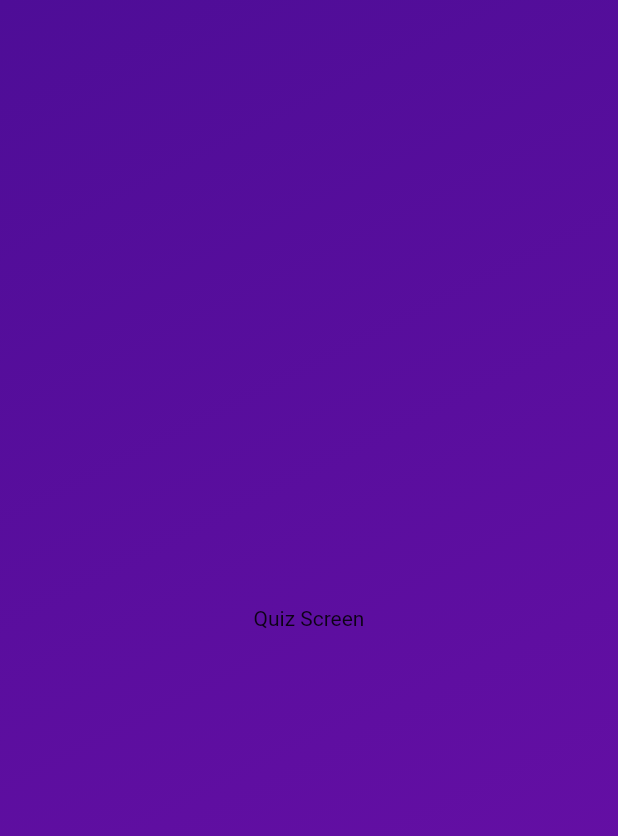
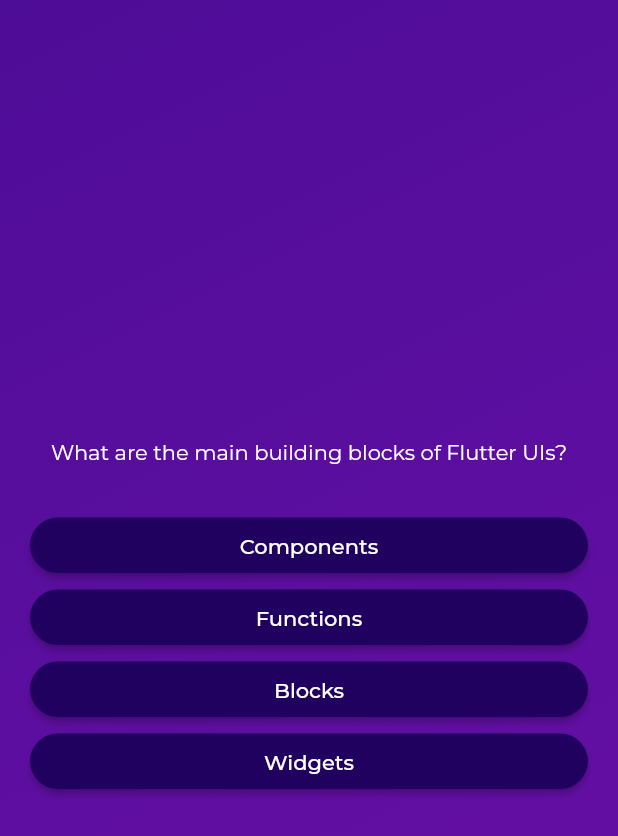
Before and after one commit to adhamalihassan/flutter-training, a Flutter app: the screen it shows after launch, after a tap on "start quiz", on a phone screen of 412 x 824 dp. Shown: the top 836 px of the screen. Run offline on Flutter 3.47's test engine with Material 2 defaults, Android fonts, the phone set to English and light mode, and no system bars; our stand-ins replace google_fonts.

Commit message:
final peoject

```diff
--- /dev/null
+++ b/lib/answer_button.dart
@@ -0,0 +1,37 @@
+import 'package:flutter/material.dart';
+import 'package:google_fonts/google_fonts.dart';
+
+class AnswerButton extends StatelessWidget {
+  final String text;
+  final void Function() onTap;
+  const AnswerButton({super.key, required this.text, required this.onTap});
+
+  @override
+  Widget build(BuildContext context) {
+    return ElevatedButton(
+      onPressed: onTap,
+      style: ElevatedButton.styleFrom(
+        backgroundColor: const Color.fromARGB(
+          255,
+          33,
+          1,
+          95,
+        ),
+        padding: const EdgeInsets.symmetric(
+          vertical: 10,
+          horizontal: 40,
+        ),
+        foregroundColor: Colors.white,
+        shape: RoundedRectangleBorder(
+          borderRadius: BorderRadius.circular(40.0),
+        ),
+      ),
+      child: Text(
+        text,
+        style: GoogleFonts.montserrat(
+          color: Colors.white,
+        ),
+      ),
+    );
+  }
+}
--- /dev/null
+++ b/lib/data/questions.dart
@@ -0,0 +1,55 @@
+import 'package:first_app/models/quiz_question.dart';
+
+const questions = [
+  QuizQuestion(
+    'What are the main building blocks of Flutter UIs?',
+    [
+      'Widgets',
+      'Components',
+      'Blocks',
+      'Functions',
+    ],
+  ),
+  QuizQuestion('How are Flutter UIs built?', [
+    'By combining widgets in code',
+    'By combining widgets in a visual editor',
+    'By defining widgets in config files',
+    'By using XCode for iOS and Android Studio for Android',
+  ]),
+  QuizQuestion(
+    'What\'s the purpose of a StatefulWidget?',
+    [
+      'Update UI as data changes',
+      'Update data as UI changes',
+      'Ignore data changes',
+      'Render UI that does not depend on data',
+    ],
+  ),
+  QuizQuestion(
+    'Which widget should you try to use more often: StatelessWidget or StatefulWidget?',
+    [
+      'StatelessWidget',
+      'StatefulWidget',
+      'Both are equally good',
+      'None of the above',
+    ],
+  ),
+  QuizQuestion(
+    'What happens if you change data in a StatelessWidget?',
+    [
+      'The UI is not updated',
+      'The UI is updated',
+      'The closest StatefulWidget is updated',
+      'Any nested StatefulWidgets are updated',
+    ],
+  ),
+  QuizQuestion(
+    'How should you update data inside of StatefulWidgets?',
+    [
+      'By calling setState()',
+      'By calling updateData()',
+      'By calling updateUI()',
+      'By calling updateState()',
+    ],
+  ),
+];
--- /dev/null
+++ b/lib/models/quiz_question.dart
@@ -0,0 +1,6 @@
+class QuizQuestion {
+  const QuizQuestion(this.text, this.answers);
+
+  final String text;
+  final List<String> answers;
+}
--- a/lib/question_screen.dart
+++ b/lib/question_screen.dart
@@ -1,4 +1,8 @@
+import 'package:first_app/answer_button.dart';
 import 'package:flutter/material.dart';
+import 'package:first_app/data/questions.dart';
+import 'models/quiz_question.dart';
+import 'package:google_fonts/google_fonts.dart';
 
 class QuestionScreen extends StatefulWidget {
   const QuestionScreen({super.key});
@@ -8,12 +12,46 @@ class QuestionScreen extends StatefulWidget {
 }
 
 class _QuestionScreenState extends State<QuestionScreen> {
+  int index = 0;
+
+  void answerQuestion() {
+    setState(() {
+      index++;
+      index = index % questions.length;
+    });
+  }
+
   @override
   Widget build(BuildContext context) {
-    return const Center(
-      child: Text(
-        'Quiz Screen',
+    final QuizQuestion currentQuestion = questions[index];
+    final answers = List.of(currentQuestion.answers);
+    answers.shuffle();
+    return Center(
+        child: Container(
+      margin: const EdgeInsets.all(20.0),
+      child: Column(
+        mainAxisSize: MainAxisSize.min,
+        crossAxisAlignment: CrossAxisAlignment.stretch,
+        children: [
+          Text(
+            currentQuestion.text,
+            textAlign: TextAlign.center,
+            style: GoogleFonts.montserrat(
+              color: Colors.white,
+            ),
+          ),
+          const SizedBox(
+            height: 30.0,
+          ),
+          ...answers.map(
+            (answer) => AnswerButton(
+              key: ObjectKey(answer),
+              text: answer,
+              onTap: answerQuestion,
+            ),
+          )
+        ],
       ),
-    );
+    ));
   }
 }
--- a/lib/quiz.dart
+++ b/lib/quiz.dart
@@ -9,19 +9,24 @@ class Quiz extends StatefulWidget {
   State<Quiz> createState() => _QuizState();
 }
 
+enum Screen {
+  question,
+  start,
+}
+
 class _QuizState extends State<Quiz> {
-  Widget? activeScreen;
+  Screen? activeScreen;
 
   void switchScreen() {
     setState(() {
-      activeScreen = const QuestionScreen();
+      activeScreen = Screen.question;
     });
   }
 
   @override
   void initState() {
     super.initState();
-    activeScreen = StartScreen(switchScreen);
+    activeScreen = Screen.start;
   }
 
   @override
@@ -40,7 +45,9 @@ class _QuizState extends State<Quiz> {
               end: Alignment.bottomRight,
             ),
           ),
-          child: activeScreen,
+          child: activeScreen == Screen.start
+              ? StartScreen(switchScreen)
+              : const QuestionScreen(),
         ),
       ),
     );
--- a/lib/start_screen.dart
+++ b/lib/start_screen.dart
@@ -1,4 +1,5 @@
 import 'package:flutter/material.dart';
+import 'package:google_fonts/google_fonts.dart';
 
 class StartScreen extends StatelessWidget {
   final void Function() startQuiz;
@@ -18,9 +19,9 @@ class StartScreen extends StatelessWidget {
           const SizedBox(
             height: 30.0,
           ),
-          const Text(
+          Text(
             'Learn Flutter the fun way!',
-            style: TextStyle(
+            style: GoogleFonts.montserrat(
               fontSize: 20.0,
               color: Colors.white,
             ),
@@ -33,8 +34,11 @@ class StartScreen extends StatelessWidget {
             style: OutlinedButton.styleFrom(
               foregroundColor: const Color.fromARGB(255, 255, 255, 255),
             ),
-            label: const Text(
+            label: Text(
               'start quiz',
+              style: GoogleFonts.montserrat(
+                color: Colors.white,
+              ),
             ),
             icon: const Icon(Icons.arrow_right_alt),
           ),
--- a/pubspec.yaml
+++ b/pubspec.yaml
@@ -35,6 +35,7 @@ dependencies:
   # The following adds the Cupertino Icons font to your application.
   # Use with the CupertinoIcons class for iOS style icons.
   cupertino_icons: ^1.0.2
+  google_fonts: ^5.1.0
 
 dev_dependencies:
   flutter_test:
```
Also changed, not shown: pubspec.lock, 1 other file.
